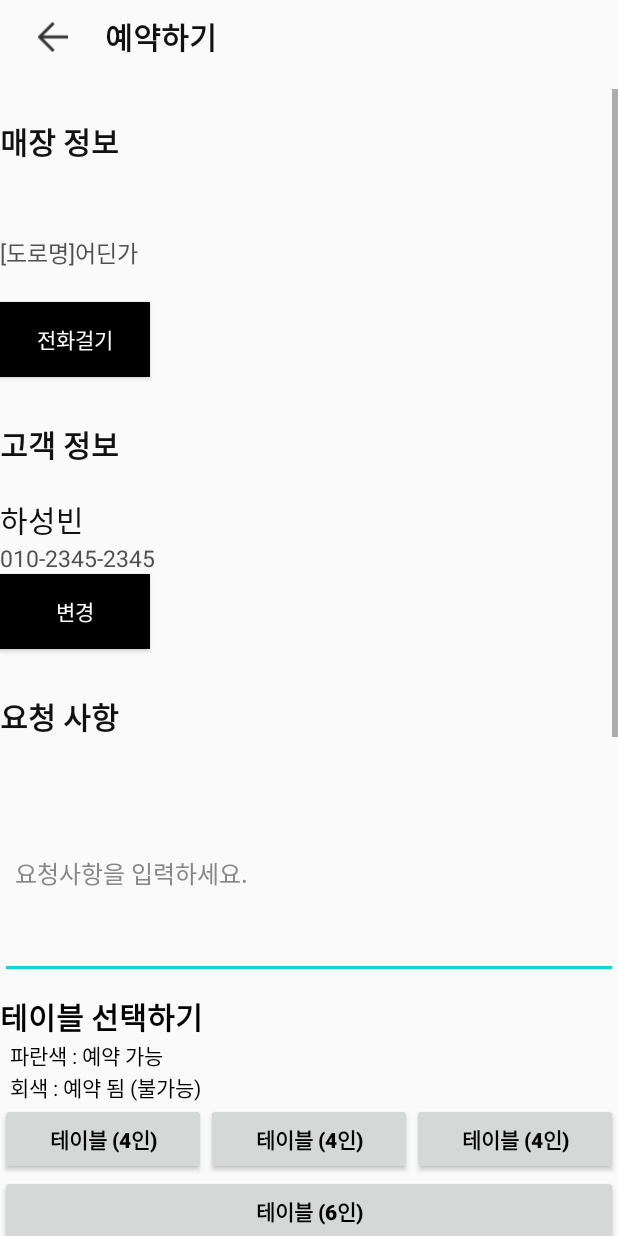
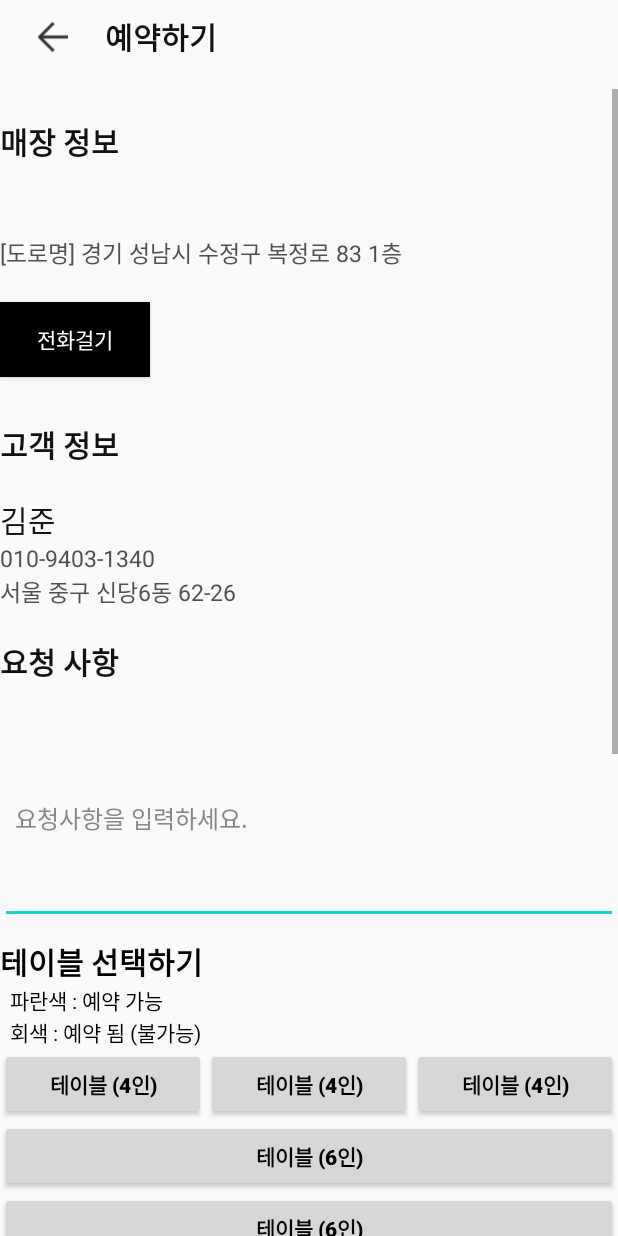
Before and after one commit to Koreakimjoon/aftermeals, an Android app: the storeinfo_china screen opened directly, with no data from a screen before it, after a tap on an icon or button, on a phone screen of 412 x 824 dp. Run offline under Robolectric (Android 15) with nearby library versions, the phone set to English and light mode, and no system bars; our stand-ins replace Firebase (no records; nobody signed in at launch, a user with empty details on screens opened directly); libraries missing offline, so code that uses them is left out: kr.co.bootpay; pictures from the network do not load; 1 statement that could not run was skipped.

Commit message:
coding 11/30

```diff
--- a/app/src/main/java/com/example/aftermeals/Storeinfo/storeinfo_china.java
+++ b/app/src/main/java/com/example/aftermeals/Storeinfo/storeinfo_china.java
@@ -49,8 +49,8 @@ public class storeinfo_china extends AppCompatActivity implements View.OnClickLi
         setContentView(R.layout.activity_storeinfo_china);
 
         Intent intent = getIntent();
-        String name = intent.getStringExtra("name");
-        String number= intent.getStringExtra("number");
+        final String name = intent.getStringExtra("name");
+        final String number= intent.getStringExtra("number");
         String img = intent.getStringExtra("img");
         int Listcount = intent.getIntExtra("List_count",0);
 
@@ -92,6 +92,8 @@ public class storeinfo_china extends AppCompatActivity implements View.OnClickLi
             @Override
             public void onClick(View v) {
                 Intent intent = new Intent(getApplicationContext(), payment.class);
+                intent.putExtra("name",name);
+                intent.putExtra("number",number);
                 startActivity(intent);
             }
         });
--- a/app/src/main/java/com/example/aftermeals/payment/payment.java
+++ b/app/src/main/java/com/example/aftermeals/payment/payment.java
@@ -80,7 +80,6 @@ public class payment extends AppCompatActivity {
 
 
         payment_textview_address.setText(name);
-        payment_textview_price0.setText(china_pyment);
         payment_textview_storenumber.setText(number);
 
 
@@ -103,9 +102,9 @@ public class payment extends AppCompatActivity {
                         .setBootExtra(bootExtra)
                         .setUX(UX.PG_DIALOG)
 //                .setUserPhone("010-1234-5678") // 구매자 전화번호
-                        .setName("맥북프로's 임다") // 결제할 상품명
+                        .setName("레드착착") // 결제할 상품명
                         .setOrderId("1234") // 결제 고유번호expire_month
-                        .setPrice(10000) // 결제할 금액
+                        .setPrice(26000) // 결제할 금액
                         .addItem("마우's 스", 1, "ITEM_CODE_MOUSE", 100) // 주문정보에 담길 상품정보, 통계를 위해 사용
                         .addItem("키보드", 1, "ITEM_CODE_KEYBOARD", 200, "패션", "여성상의", "블라우스") // 주문정보에 담길 상품정보, 통계를 위해 사용
                         .onConfirm(new ConfirmListener() { // 결제가 진행되기 바로 직전 호출되는 함수로, 주로 재고처리 등의 로직이 수행
--- a/app/src/main/res/layout/activity_payment.xml
+++ b/app/src/main/res/layout/activity_payment.xml
@@ -67,9 +67,9 @@
 
                 <TextView
                     android:id="@+id/payment_textview_roadaddress"
-                    android:layout_width="200dp"
+                    android:layout_width="wrap_content"
                     android:layout_height="wrap_content"
-                    android:text="[도로명]어딘가"
+                    android:text="[도로명] 경기 성남시 수정구 복정로 83 1층"
                     android:textColor="#505050"
                     android:textSize="15sp" />
 
@@ -111,7 +111,7 @@
                     android:id="@+id/payment_textview_customername"
                     android:layout_width="300dp"
                     android:layout_height="wrap_content"
-                    android:text="하성빈"
+                    android:text="김준"
                     android:textColor="#111111"
                     android:textSize="20sp"/>
 
@@ -119,18 +119,18 @@
                     android:id="@+id/payment_textview_customernumber"
                     android:layout_width="200dp"
                     android:layout_height="wrap_content"
-                    android:text="010-2345-2345"
+                    android:text="010-9403-1340"
+                    android:textColor="#505050"
+                    android:textSize="15sp" />
+                <TextView
+                    android:id="@+id/payment_textview_customerhome"
+                    android:layout_width="200dp"
+                    android:layout_height="wrap_content"
+                    android:text="서울 중구 신당6동 62-26"
                     android:textColor="#505050"
                     android:textSize="15sp" />
 
-                <Button
-                    android:id="@+id/payment_btn_numberchange"
-                    android:layout_width="100dp"
-                    android:layout_height="50dp"
-                    android:layout_marginBottom="10dp"
-                    android:background="#000000"
-                    android:text="변경"
-                    android:textColor="#FFFFFF" />
+
 
                 <TextView
                     android:layout_width="match_parent"
@@ -503,7 +503,7 @@
                     android:layout_width="wrap_content"
                     android:layout_height="wrap_content"
                     android:singleLine="true"
-                    android:text="아몰랑"
+                    android:text="레드착착"
                     android:textColor="#111111"
                     android:textSize="20sp" />
 
@@ -513,7 +513,7 @@
                     android:layout_height="wrap_content"
                     android:layout_marginBottom="20dp"
                     android:singleLine="true"
-                    android:text="10,000원"
+                    android:text="26,000원"
                     android:textColor="#111111"
                     android:textSize="20sp" />
 
```
Also changed, not shown: app/src/main/java/com/example/aftermeals/home_bottomNavigation_mypage.java (deleted, +0 -22 lines), app/src/main/java/com/example/aftermeals/main_bottom.java (+0 -9 lines), app/src/main/res/layout/activity_home_bottom_navigation_mypage.xml (deleted, +0 -15 lines), app/src/main/res/menu/menu_bottomnavigationview.xml (+2 -6 lines).
